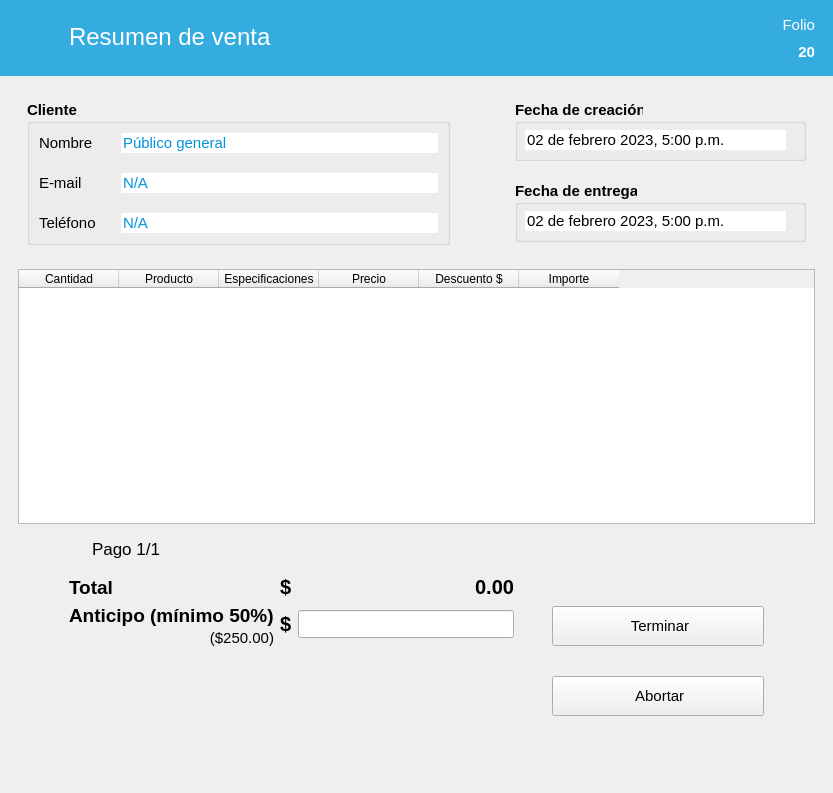
Old version of the form ui/Ui_ConfirmarVenta.ui in the repository ivanperez-7/printpos.
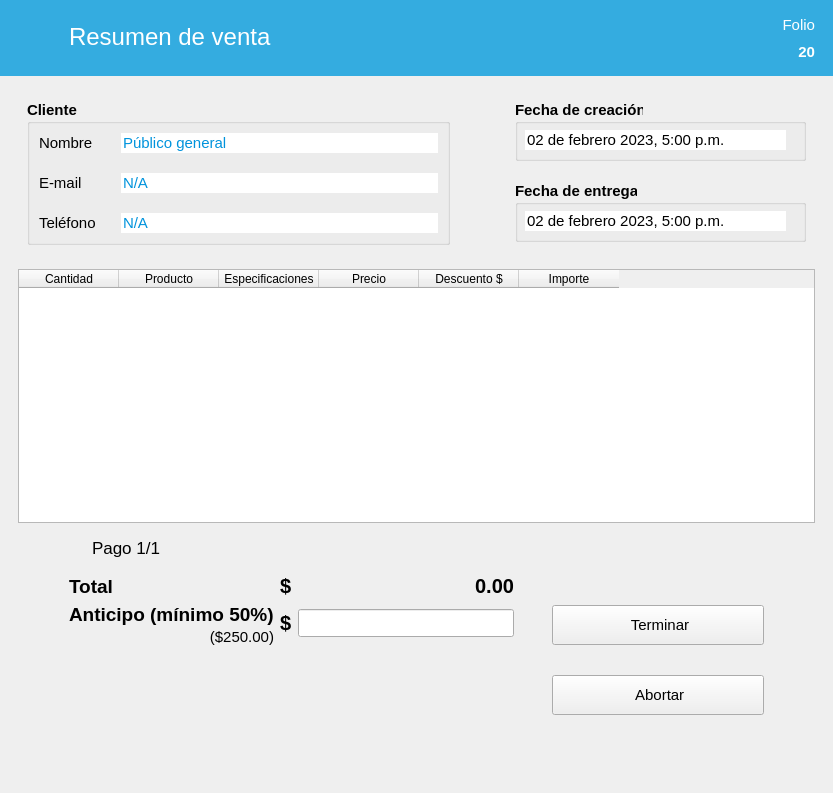
New version of the form. Icons and pictures are not drawn. Custom widgets are drawn as their Qt base class.

The edit to the form file:
```diff
--- a/ui/Ui_ConfirmarVenta.ui
+++ b/ui/Ui_ConfirmarVenta.ui
@@ -1,10 +1,7 @@
 <?xml version="1.0" encoding="UTF-8"?>
 <ui version="4.0">
  <class>ConfirmarVenta</class>
- <widget class="QMainWindow" name="ConfirmarVenta">
-  <property name="windowModality">
-   <enum>Qt::ApplicationModal</enum>
-  </property>
+ <widget class="QWidget" name="ConfirmarVenta">
   <property name="geometry">
    <rect>
     <x>0</x>
@@ -13,20 +10,9 @@
     <height>793</height>
    </rect>
   </property>
-  <property name="minimumSize">
-   <size>
-    <width>0</width>
-    <height>680</height>
-   </size>
-  </property>
   <property name="windowTitle">
    <string>Resumen de venta</string>
   </property>
-  <property name="windowIcon">
-   <iconset resource="../resources.qrc">
-    <normaloff>:/img/icon.ico</normaloff>:/img/icon.ico</iconset>
-  </property>
-  <widget class="QWidget" name="centralwidget">
    <layout class="QVBoxLayout" name="verticalLayout">
     <property name="leftMargin">
      <number>0</number>
@@ -976,7 +962,6 @@
      </widget>
     </item>
    </layout>
-  </widget>
  </widget>
  <customwidgets>
   <customwidget>
```
Left out of the diff: 6 changed lines with no effect on the pictures. Lines whose indentation alone changed are shown as unchanged.
